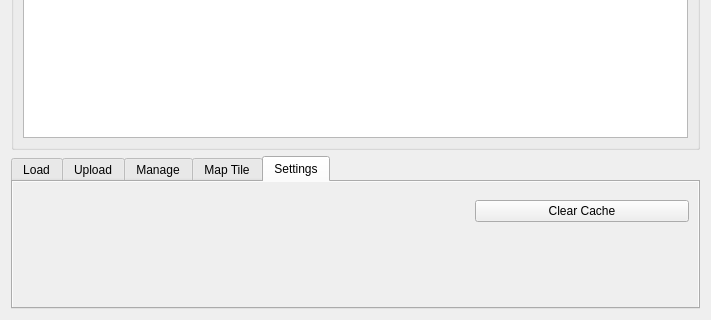
minff/xyz-qgis-plugin, file XYZHubConnector/gui/ui/tab_dialog.ui: the form before one commit; both pictures show x 0 to 711 and y 258 to 578 of the 711 by 578 pixel window.
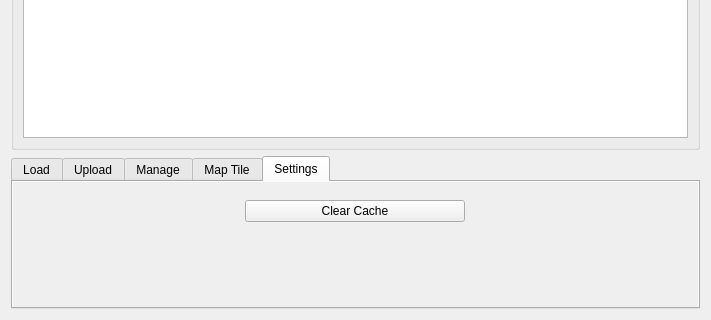
The form after the commit. The open tabs and pages were chosen to show the change. Custom widgets are drawn as their Qt base class.

Commit message: ui: fix default button in token dialog, align button in tab_dialog

```diff
--- a/XYZHubConnector/gui/ui/tab_dialog.ui
+++ b/XYZHubConnector/gui/ui/tab_dialog.ui
@@ -730,34 +730,6 @@
        <string>Settings</string>
       </attribute>
       <layout class="QHBoxLayout" name="horizontalLayout_7">
-       <item>
-        <widget class="QWidget" name="widget_8" native="true">
-         <property name="sizePolicy">
-          <sizepolicy hsizetype="Preferred" vsizetype="Preferred">
-           <horstretch>0</horstretch>
-           <verstretch>0</verstretch>
-          </sizepolicy>
-         </property>
-         <layout class="QFormLayout" name="formLayout_7">
-          <item row="0" column="1">
-           <spacer name="horizontalSpacer">
-            <property name="orientation">
-             <enum>Qt::Horizontal</enum>
-            </property>
-            <property name="sizeType">
-             <enum>QSizePolicy::Preferred</enum>
-            </property>
-            <property name="sizeHint" stdset="0">
-             <size>
-              <width>40</width>
-              <height>20</height>
-             </size>
-            </property>
-           </spacer>
-          </item>
-         </layout>
-        </widget>
-       </item>
        <item>
         <widget class="QWidget" name="widget_9" native="true">
          <property name="maximumSize">
@@ -773,7 +745,7 @@
           <property name="rightMargin">
            <number>0</number>
           </property>
-          <item row="0" column="1">
+          <item row="0" column="0" colspan="2">
            <widget class="QPushButton" name="btn_clear_cache">
             <property name="text">
              <string>Clear Cache</string>
```
Left out of the diff: 4 changed lines with no effect on the pictures. The commit also changes 1 other file.
